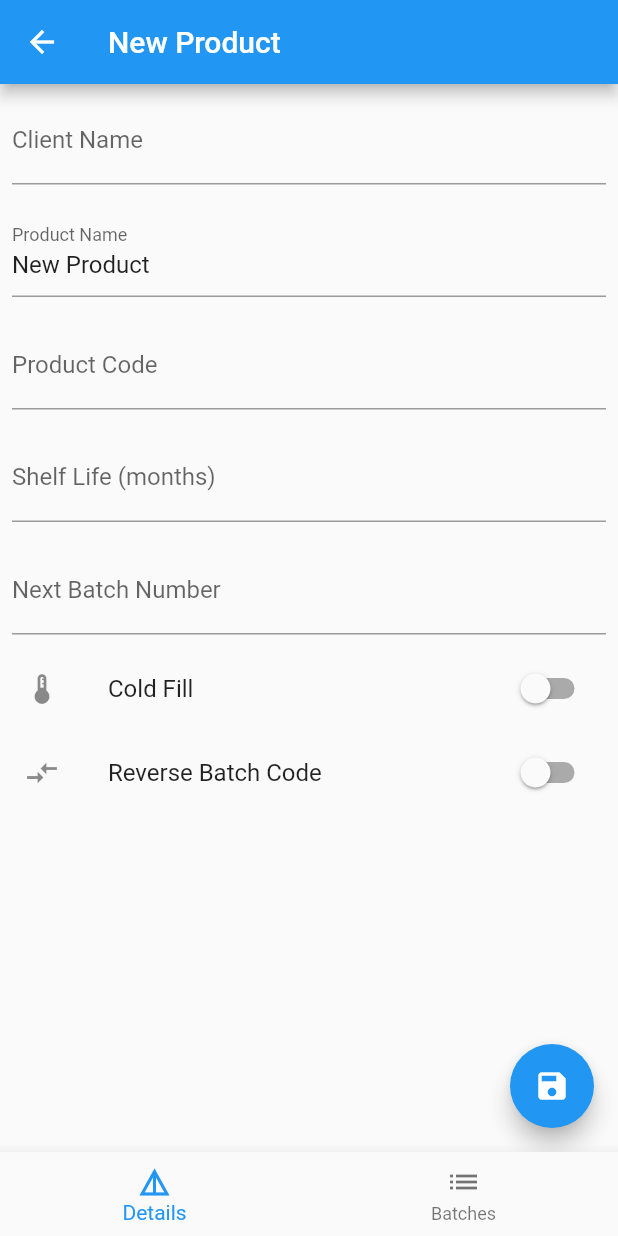
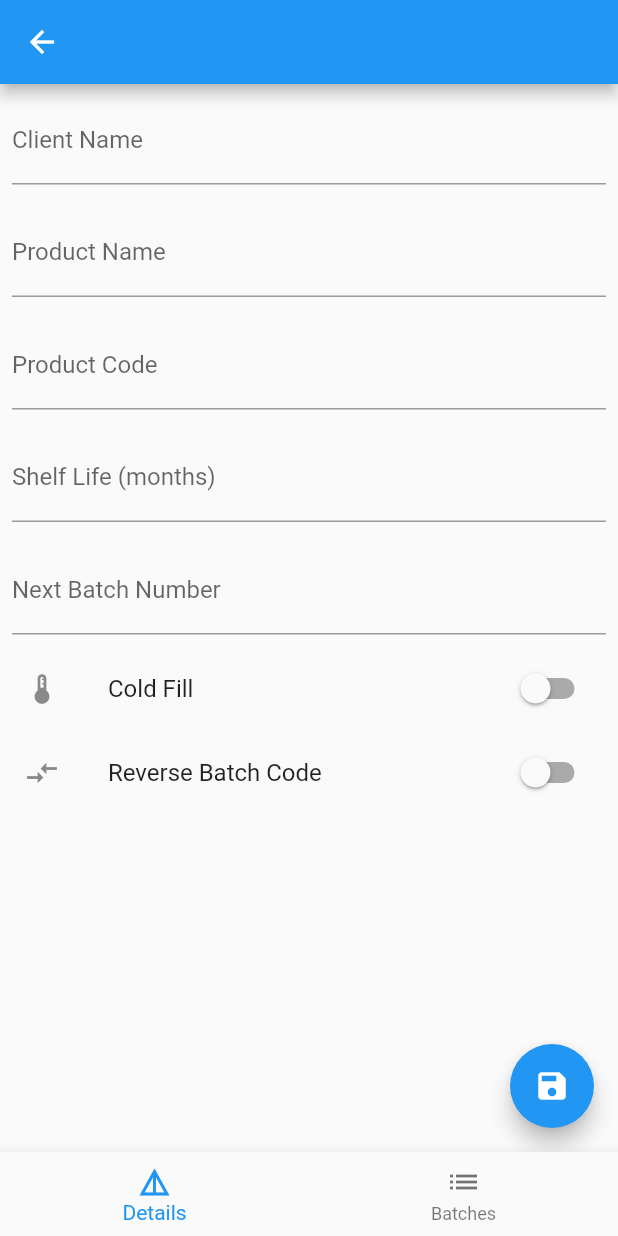
Before and after one commit to simongroom/batcher, a Flutter app: the screen it shows after launch, after a tap on the "add" icon, on a phone screen of 412 x 824 dp. Run offline on Flutter 3.47's test engine with Material 2 defaults, Android fonts, the phone set to English and light mode, and no system bars; our stand-ins replace cloud_firestore, firebase_core, pdf, share; missing offline and left inert: cloud_firestore_web, firebase_core_web, flutter_full_pdf_viewer, universal_html; accounts and stored records are empty.

Commit message:
product_list: default new productName to empty string

```diff
--- a/lib/product_list.dart
+++ b/lib/product_list.dart
@@ -82,7 +82,7 @@ class _ProductListState extends State<ProductList> {
         child: Icon(Icons.add),
         onPressed: () {
           Product _product = Product(
-            productName: "New Product",
+            productName: "",
           );
           Navigator.push(
             context,
```
